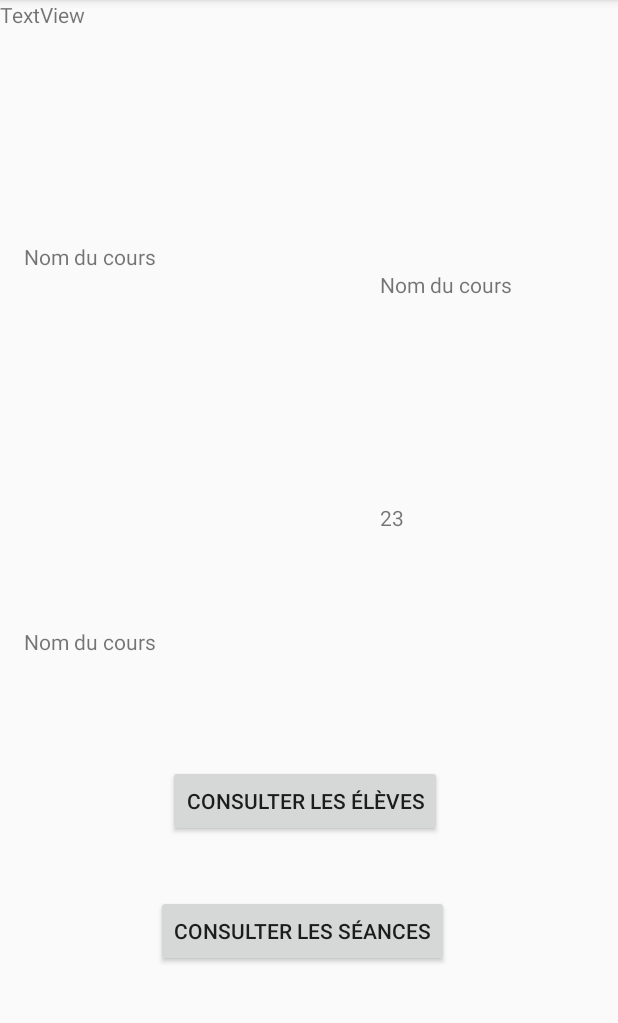
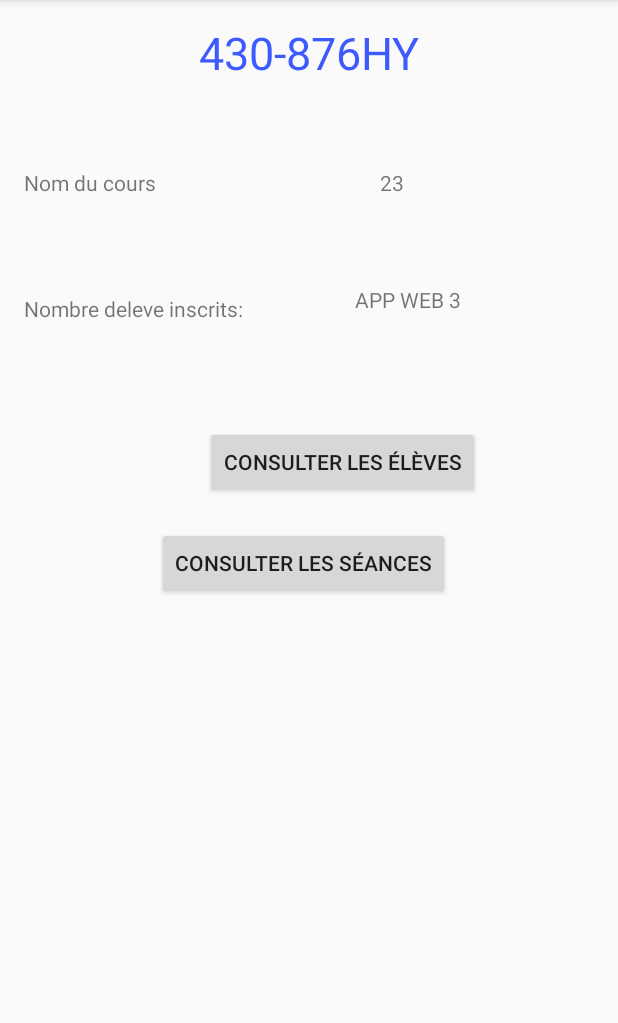
Before and after one commit to h-d3v/classroom-attendance, an Android app: the screen it shows after launch (VoirUnCourGroupeActivity), after a tap on "VOIR INFOS SUR LE COUR", on a phone screen of 412 x 824 dp, the part 84-1107 px from its top. Run offline under Robolectric (Android 15) with nearby library versions, the phone set to English and light mode, and no system bars.

Commit message:
Debugage et amelioration du code pour l'affichage d'un cours groupe

```diff
--- a/app/src/main/AndroidManifest.xml
+++ b/app/src/main/AndroidManifest.xml
@@ -9,7 +9,7 @@
         android:roundIcon="@mipmap/ic_launcher_round"
         android:supportsRtl="true"
         android:theme="@style/AppTheme">
-        <activity android:name=".activities.MainActivity">
+        <activity android:name=".activities.BtnTestVoirUnCoursGroupeActivity">
             <intent-filter>
                 <action android:name="android.intent.action.MAIN" />
 
@@ -17,7 +17,7 @@
             </intent-filter>
         </activity>
         <activity android:name=".activities.VoirUnCourGroupeActivity"
-            android:parentActivityName=".activities.MainActivity"/>
+            android:parentActivityName=".activities.BtnTestVoirUnCoursGroupeActivity"/>
     </application>
 
 </manifest>
--- a/app/src/main/java/dti/g25/projet_s/activities/MainActivity.java
+++ b/app/src/main/java/dti/g25/projet_s/activities/BtnTestVoirUnCoursGroupeActivity.java
@@ -10,7 +10,7 @@ import dti.g25.projet_s.presentation.modele.Modele;
 import dti.g25.projet_s.presentation.presenteur.PresenteurBtnVoirListeCoursGroupe;
 import dti.g25.projet_s.presentation.vue.VueVoirBtnListeCoursGroupes;
 
-public class MainActivity extends AppCompatActivity {
+public class BtnTestVoirUnCoursGroupeActivity extends AppCompatActivity {
 
     PresenteurBtnVoirListeCoursGroupe _presenteur;
     //simule un bouton avec un 'faux' coursGroupe
@@ -18,7 +18,7 @@ public class MainActivity extends AppCompatActivity {
     protected void onCreate(Bundle savedInstanceState) {
         super.onCreate(savedInstanceState);
         setContentView(R.layout.activity_main);
-        Modele modele=new Modele(this, new MockDAOFactory());
+        Modele modele=new Modele(this);
         VueVoirBtnListeCoursGroupes vue=new VueVoirBtnListeCoursGroupes();
         _presenteur= new PresenteurBtnVoirListeCoursGroupe(this, vue, modele);
         vue.setPresenteur(_presenteur);
--- a/app/src/main/java/dti/g25/projet_s/activities/VoirUnCourGroupeActivity.java
+++ b/app/src/main/java/dti/g25/projet_s/activities/VoirUnCourGroupeActivity.java
@@ -7,6 +7,9 @@ import androidx.fragment.app.FragmentTransaction;
 
 import dti.g25.projet_s.R;
 import dti.g25.projet_s.dao.MockDAOFactory;
+import dti.g25.projet_s.domaine.entites.CoursGroupe;
+import dti.g25.projet_s.domaine.entites.LibelleCours;
+import dti.g25.projet_s.domaine.interacteurs.GestionCoursGroupe;
 import dti.g25.projet_s.presentation.modele.Modele;
 import dti.g25.projet_s.presentation.presenteur.PresenteurVoirUnCourGroupe;
 import dti.g25.projet_s.presentation.vue.VueVoirUnCourGroupe;
@@ -18,8 +21,10 @@ public class VoirUnCourGroupeActivity extends AppCompatActivity {
     protected void onCreate(Bundle savedInstanceState) {
         super.onCreate(savedInstanceState);
         setContentView(R.layout.activity_voir_un_courgroupe);
-        Modele modele=new Modele(this, new MockDAOFactory());
-        modele.chargerCoursGroupeUtilisateur();
+        Modele modele=new Modele(this);
+        GestionCoursGroupe gcg= new GestionCoursGroupe();
+        CoursGroupe coursGroupe=gcg.creerCoursGroupe(new LibelleCours("APP WEB 3", "430-876HY"),76);
+        modele.addCoursGroupe(coursGroupe);
         VueVoirUnCourGroupe vue=new VueVoirUnCourGroupe();
         _presenteur= new PresenteurVoirUnCourGroupe(this, vue, modele,0);
         vue.setPresenteur(_presenteur);
--- a/app/src/main/java/dti/g25/projet_s/presentation/modele/Modele.java
+++ b/app/src/main/java/dti/g25/projet_s/presentation/modele/Modele.java
@@ -5,6 +5,8 @@ import dti.g25.projet_s.dao.DAO;
 import dti.g25.projet_s.domaine.entites.CoursGroupe;
 import dti.g25.projet_s.domaine.entites.Utilisateur;
 import dti.g25.projet_s.presentation.modele.daos.DAOFactory;
+
+import java.util.LinkedList;
 import java.util.List;
 
 public class Modele {
@@ -22,7 +24,14 @@ public class Modele {
         this.daoFactory=daoFactory;
     }
 
+    public Modele(Context context){
+        this.context=context;
+        coursGroupes=new LinkedList<>();
+    }
 
+    public void addCoursGroupe(CoursGroupe courGroupe){
+        coursGroupes.add(courGroupe);
+    }
 
     public void setUtilisateur(Utilisateur utilisateur){
         this.utilisateur=utilisateur;
--- a/app/src/main/res/layout/activity_main.xml
+++ b/app/src/main/res/layout/activity_main.xml
@@ -5,4 +5,4 @@
     android:id="@+id/layout_voir_btn"
     android:layout_width="match_parent"
     android:layout_height="match_parent"
-    tools:context=".activities.MainActivity" />
+    tools:context=".activities.BtnTestVoirUnCoursGroupeActivity" />
--- a/app/src/main/res/layout/frag_voir_un_courgroupe.xml
+++ b/app/src/main/res/layout/frag_voir_un_courgroupe.xml
@@ -8,25 +8,23 @@
     <TextView
         android:id="@+id/tvSigleCours"
         android:layout_width="match_parent"
-        android:layout_height="91dp"
-        android:text="TextView" />
+        android:layout_height="70dp"
+        android:gravity="center"
+        android:text="TextView"
+        android:textColor="#3D5AFE"
+        android:textSize="30sp" />
 
     <androidx.constraintlayout.widget.ConstraintLayout
         android:layout_width="match_parent"
-        android:layout_height="569dp">
+        android:layout_height="440dp">
 
         <TextView
             android:id="@+id/textView5"
             android:layout_width="149dp"
             android:layout_height="42dp"
             android:layout_marginStart="16dp"
-            android:layout_marginTop="107dp"
-            android:layout_marginEnd="88dp"
-            android:layout_marginBottom="80dp"
-            android:text="Nom du cours"
-            app:layout_constraintBottom_toTopOf="@+id/btnVoirListeEleves"
-            app:layout_constraintEnd_toStartOf="@+id/tvNbElevesCour"
-            app:layout_constraintHorizontal_bias="1.0"
+            android:layout_marginTop="42dp"
+            android:text="Nombre deleve inscrits:"
             app:layout_constraintStart_toStartOf="parent"
             app:layout_constraintTop_toBottomOf="@+id/textView4" />
 
@@ -35,41 +33,30 @@
             android:layout_width="123dp"
             android:layout_height="41dp"
             android:layout_marginStart="253dp"
-            android:layout_marginEnd="35dp"
-            android:layout_marginBottom="284dp"
+            android:layout_marginTop="42dp"
             android:text="tvNbElevesCour"
-            app:layout_constraintBottom_toBottomOf="parent"
-            app:layout_constraintEnd_toEndOf="parent"
-            app:layout_constraintHorizontal_bias="0.0"
-            app:layout_constraintStart_toStartOf="parent" />
+            app:layout_constraintStart_toStartOf="parent"
+            app:layout_constraintTop_toTopOf="parent" />
 
         <TextView
             android:id="@+id/tvNomCour"
             android:layout_width="124dp"
             android:layout_height="47dp"
-            android:layout_marginStart="253dp"
-            android:layout_marginEnd="34dp"
-            android:layout_marginBottom="108dp"
+            android:layout_marginStart="71dp"
+            android:layout_marginTop="120dp"
             android:text="Nom du cours"
-            app:layout_constraintBottom_toTopOf="@+id/tvNbElevesCour"
-            app:layout_constraintEnd_toEndOf="parent"
-            app:layout_constraintHorizontal_bias="0.0"
-            app:layout_constraintStart_toStartOf="parent" />
+            app:layout_constraintStart_toEndOf="@+id/textView5"
+            app:layout_constraintTop_toTopOf="parent" />
 
         <Button
             android:id="@+id/btnVoirListeEleves"
-            android:layout_width="wrap_content"
+            android:layout_width="183dp"
             android:layout_height="wrap_content"
-            android:layout_marginStart="112dp"
-            android:layout_marginTop="53dp"
-            android:layout_marginEnd="115dp"
-            android:layout_marginBottom="19dp"
+            android:layout_marginTop="46dp"
+            android:layout_marginEnd="92dp"
             android:text="Consulter les élèves"
-            app:layout_constraintBottom_toTopOf="@+id/btnVoirSeanceCour"
             app:layout_constraintEnd_toEndOf="parent"
-            app:layout_constraintHorizontal_bias="0.0"
-            app:layout_constraintStart_toStartOf="parent"
-            app:layout_constraintTop_toBottomOf="@+id/tvNbElevesCour" />
+            app:layout_constraintTop_toBottomOf="@+id/textView5" />
 
         <Button
             android:id="@+id/btnVoirSeanceCour"
@@ -82,21 +69,18 @@
             android:text="Consulter les séances"
             app:layout_constraintBottom_toBottomOf="parent"
             app:layout_constraintEnd_toEndOf="parent"
-            app:layout_constraintHorizontal_bias="0.0"
+            app:layout_constraintHorizontal_bias="0.431"
             app:layout_constraintStart_toStartOf="parent"
-            app:layout_constraintTop_toBottomOf="@+id/btnVoirListeEleves" />
+            app:layout_constraintTop_toBottomOf="@+id/btnVoirListeEleves"
+            app:layout_constraintVertical_bias="0.0" />
 
         <TextView
             android:id="@+id/textView4"
             android:layout_width="149dp"
             android:layout_height="42dp"
             android:layout_marginStart="16dp"
-            android:layout_marginTop="99dp"
-            android:layout_marginEnd="88dp"
-            android:layout_marginBottom="107dp"
+            android:layout_marginTop="42dp"
             android:text="Nom du cours"
-            app:layout_constraintBottom_toTopOf="@+id/textView5"
-            app:layout_constraintEnd_toStartOf="@+id/tvNomCour"
             app:layout_constraintStart_toStartOf="parent"
             app:layout_constraintTop_toTopOf="parent" />
     </androidx.constraintlayout.widget.ConstraintLayout>
```
